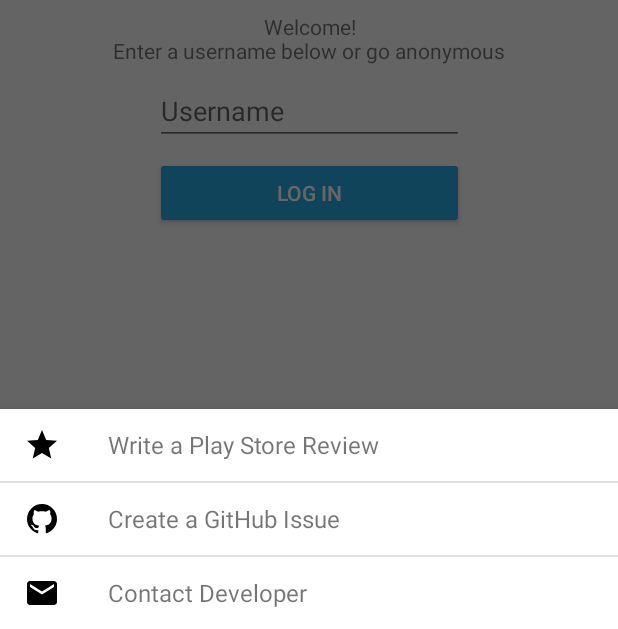
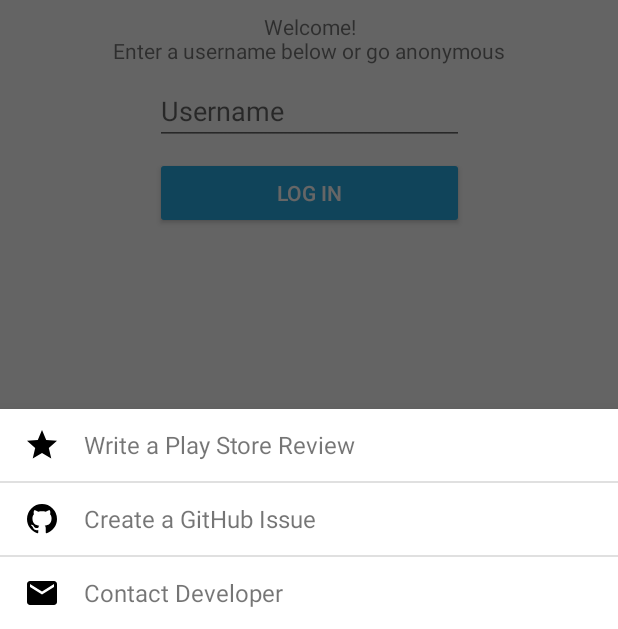
Before and after one commit to EzraLopez/nearbychat, an Android app: the screen it shows after launch (LoginActivity), after a tap on "FEEDBACK", on a phone screen of 412 x 824 dp, the part 607-1236 px from its top. Run offline under Robolectric (Android 15) with nearby library versions, the phone set to English and light mode, and no system bars.

Commit message:
Replace compound drawables to fix app crash

```diff
--- a/app/src/main/res/drawable/ic_email.xml
+++ b/app/src/main/res/drawable/ic_email.xml
@@ -4,6 +4,6 @@
     android:viewportHeight="24.0"
     android:viewportWidth="24.0">
     <path
-        android:fillColor="#FF000000"
+        android:fillColor="@color/black"
         android:pathData="M20,4L4,4c-1.1,0 -1.99,0.9 -1.99,2L2,18c0,1.1 0.9,2 2,2h16c1.1,0 2,-0.9 2,-2L22,6c0,-1.1 -0.9,-2 -2,-2zM20,8l-8,5 -8,-5L4,6l8,5 8,-5v2z" />
 </vector>
--- a/app/src/main/res/drawable/ic_github.xml
+++ b/app/src/main/res/drawable/ic_github.xml
@@ -4,6 +4,6 @@
     android:viewportHeight="24"
     android:viewportWidth="24">
     <path
-        android:fillColor="#000"
+        android:fillColor="@color/black"
         android:pathData="M12,2A10,10 0 0,0 2,12C2,16.42 4.87,20.17 8.84,21.5C9.34,21.58 9.5,21.27 9.5,21C9.5,20.77 9.5,20.14 9.5,19.31C6.73,19.91 6.14,17.97 6.14,17.97C5.68,16.81 5.03,16.5 5.03,16.5C4.12,15.88 5.1,15.9 5.1,15.9C6.1,15.97 6.63,16.93 6.63,16.93C7.5,18.45 8.97,18 9.54,17.76C9.63,17.11 9.89,16.67 10.17,16.42C7.95,16.17 5.62,15.31 5.62,11.5C5.62,10.39 6,9.5 6.65,8.79C6.55,8.54 6.2,7.5 6.75,6.15C6.75,6.15 7.59,5.88 9.5,7.17C10.29,6.95 11.15,6.84 12,6.84C12.85,6.84 13.71,6.95 14.5,7.17C16.41,5.88 17.25,6.15 17.25,6.15C17.8,7.5 17.45,8.54 17.35,8.79C18,9.5 18.38,10.39 18.38,11.5C18.38,15.32 16.04,16.16 13.81,16.41C14.17,16.72 14.5,17.33 14.5,18.26C14.5,19.6 14.5,20.68 14.5,21C14.5,21.27 14.66,21.59 15.17,21.5C19.14,20.16 22,16.42 22,12A10,10 0 0,0 12,2Z" />
 </vector>
--- a/app/src/main/res/drawable/ic_star.xml
+++ b/app/src/main/res/drawable/ic_star.xml
@@ -4,6 +4,6 @@
     android:viewportHeight="24.0"
     android:viewportWidth="24.0">
     <path
-        android:fillColor="#FF000000"
+        android:fillColor="@color/black"
         android:pathData="M12,17.27L18.18,21l-1.64,-7.03L22,9.24l-7.19,-0.61L12,2 9.19,8.63 2,9.24l5.46,4.73L5.82,21z" />
 </vector>
--- a/app/src/main/res/layout/layout_feedback_bottom_sheet.xml
+++ b/app/src/main/res/layout/layout_feedback_bottom_sheet.xml
@@ -1,67 +1,95 @@
 <LinearLayout xmlns:android="http://schemas.android.com/apk/res/android"
+    xmlns:app="http://schemas.android.com/apk/res-auto"
+    xmlns:tools="http://schemas.android.com/tools"
     android:layout_width="match_parent"
     android:layout_height="wrap_content"
     android:orientation="vertical">
+
+    <!--
+    Had to drop support for compound drawables due to an existing AppCompat bug that crashed the app
+    More info: https://issuetracker.google.com/issues/37090849
+    -->
+
+    <LinearLayout
+        android:layout_width="match_parent"
+        android:layout_height="wrap_content"
+        android:orientation="horizontal"
+        tools:ignore="UseCompoundDrawables">
+
+        <ImageView
+            android:layout_width="wrap_content"
+            android:layout_height="match_parent"
+            android:paddingEnd="16dp"
+            android:paddingStart="16dp"
+            app:srcCompat="@drawable/ic_star"
+            tools:ignore="ContentDescription" />
 
         <TextView
             android:id="@+id/play_store_review_button"
             android:layout_width="match_parent"
             android:layout_height="48dp"
-        android:background="?attr/selectableItemBackground"
-        android:clickable="true"
-        android:drawablePadding="32dp"
-        android:drawableStart="@drawable/ic_star"
-        android:focusable="true"
             android:gravity="start|center_vertical"
-        android:paddingBottom="8dp"
-        android:paddingEnd="16dp"
-        android:paddingStart="16dp"
-        android:paddingTop="8dp"
             android:text="@string/play_store_review_button"
             android:textSize="16sp" />
+
+    </LinearLayout>
 
     <View
         android:layout_width="match_parent"
         android:layout_height="1dp"
         android:background="@color/lightGray" />
 
+    <LinearLayout
+        android:layout_width="match_parent"
+        android:layout_height="wrap_content"
+        android:orientation="horizontal"
+        tools:ignore="UseCompoundDrawables">
+
+        <ImageView
+            android:layout_width="wrap_content"
+            android:layout_height="match_parent"
+            android:paddingEnd="16dp"
+            android:paddingStart="16dp"
+            app:srcCompat="@drawable/ic_github"
+            tools:ignore="ContentDescription" />
+
         <TextView
             android:id="@+id/github_issue_button"
             android:layout_width="match_parent"
             android:layout_height="48dp"
-        android:background="?attr/selectableItemBackground"
-        android:clickable="true"
-        android:drawablePadding="32dp"
-        android:drawableStart="@drawable/ic_github"
-        android:focusable="true"
             android:gravity="start|center_vertical"
-        android:paddingBottom="8dp"
-        android:paddingEnd="16dp"
-        android:paddingStart="16dp"
-        android:paddingTop="8dp"
             android:text="@string/github_issue_button"
             android:textSize="16sp" />
+
+    </LinearLayout>
 
     <View
         android:layout_width="match_parent"
         android:layout_height="1dp"
         android:background="@color/lightGray" />
 
+    <LinearLayout
+        android:layout_width="match_parent"
+        android:layout_height="wrap_content"
+        android:orientation="horizontal"
+        tools:ignore="UseCompoundDrawables">
+
+        <ImageView
+            android:layout_width="wrap_content"
+            android:layout_height="match_parent"
+            android:paddingEnd="16dp"
+            android:paddingStart="16dp"
+            app:srcCompat="@drawable/ic_email"
+            tools:ignore="ContentDescription" />
+
         <TextView
             android:id="@+id/contact_developer_button"
             android:layout_width="match_parent"
             android:layout_height="48dp"
-        android:background="?attr/selectableItemBackground"
-        android:clickable="true"
-        android:drawablePadding="32dp"
-        android:drawableStart="@drawable/ic_email"
-        android:focusable="true"
             android:gravity="start|center_vertical"
-        android:paddingBottom="8dp"
-        android:paddingEnd="16dp"
-        android:paddingStart="16dp"
-        android:paddingTop="8dp"
             android:text="@string/contact_developer_button"
             android:textSize="16sp" />
 
     </LinearLayout>
+
+</LinearLayout>
--- a/app/src/main/res/values/styles.xml
+++ b/app/src/main/res/values/styles.xml
@@ -10,7 +10,7 @@
         <item name="actionModeCloseDrawable">@drawable/ic_close</item>
     </style>
 
-    <style name="AppTheme.NoActionBar">
+    <style name="AppTheme.NoActionBar" parent="AppTheme">
         <item name="windowActionBar">false</item>
         <item name="windowNoTitle">true</item>
     </style>
```
Lines whose indentation alone changed are shown as unchanged.
